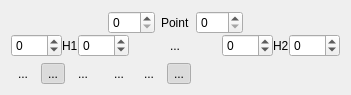
The window that src/widgets/bezierspline_ui.ui (KDE/kdenlive) describes before a commit, drawn with Qt 5.
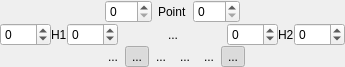
The same window after the commit.

Commit message: Bezier Spline: - add modes Saturation and Hue (were missing from XML GUI) - document - some small cleanups

Patch:
```diff
--- a/src/widgets/bezierspline_ui.ui
+++ b/src/widgets/bezierspline_ui.ui
@@ -6,15 +6,21 @@
    <rect>
     <x>0</x>
     <y>0</y>
-    <width>351</width>
-    <height>78</height>
+    <width>345</width>
+    <height>67</height>
    </rect>
   </property>
   <property name="windowTitle">
    <string>Form</string>
   </property>
   <layout class="QGridLayout" name="gridLayout">
-   <item row="1" column="0" colspan="8">
+   <property name="margin">
+    <number>0</number>
+   </property>
+   <property name="spacing">
+    <number>0</number>
+   </property>
+   <item row="1" column="0" colspan="9">
     <widget class="QWidget" name="widgetPoint" native="true">
      <layout class="QGridLayout" name="gridLayout_2">
       <property name="margin">
@@ -205,7 +211,7 @@
      </layout>
     </widget>
    </item>
-   <item row="2" column="1">
+   <item row="2" column="2">
     <widget class="QToolButton" name="buttonShowPixmap">
      <property name="toolTip">
       <string>Show background indicating changes caused by modifying the curve.</string>
@@ -224,17 +230,17 @@
      </property>
     </widget>
    </item>
-   <item row="2" column="4">
-    <widget class="QToolButton" name="buttonZoomIn">
-     <property name="text">
-      <string>...</string>
-     </property>
-     <property name="autoRaise">
-      <bool>true</bool>
-     </property>
-    </widget>
-   </item>
    <item row="2" column="5">
+    <widget class="QToolButton" name="buttonZoomIn">
+     <property name="text">
+      <string>...</string>
+     </property>
+     <property name="autoRaise">
+      <bool>true</bool>
+     </property>
+    </widget>
+   </item>
+   <item row="2" column="6">
     <widget class="QToolButton" name="buttonZoomOut">
      <property name="text">
       <string>...</string>
@@ -244,7 +250,7 @@
      </property>
     </widget>
    </item>
-   <item row="2" column="2">
+   <item row="2" column="3">
     <widget class="QToolButton" name="buttonGridChange">
      <property name="toolTip">
       <string>Increases the number of lines in the grid.&lt;br /&gt;After 8 lines it will begin from 0 again.</string>
@@ -257,7 +263,7 @@
      </property>
     </widget>
    </item>
-   <item row="2" column="7">
+   <item row="2" column="8">
     <spacer name="spacer">
      <property name="orientation">
       <enum>Qt::Horizontal</enum>
@@ -270,7 +276,7 @@
      </property>
     </spacer>
    </item>
-   <item row="2" column="0">
+   <item row="2" column="1">
     <widget class="QToolButton" name="buttonResetSpline">
      <property name="toolTip">
       <string>Reset the selected spline</string>
@@ -283,7 +289,7 @@
      </property>
     </widget>
    </item>
-   <item row="2" column="6">
+   <item row="2" column="7">
     <widget class="QToolButton" name="buttonShowAllHandles">
      <property name="toolTip">
       <string>Show handles for all points or only for the selected one</string>
@@ -302,6 +308,19 @@
      </property>
     </widget>
    </item>
+   <item row="2" column="0">
+    <spacer name="horizontalSpacer_5">
+     <property name="orientation">
+      <enum>Qt::Horizontal</enum>
+     </property>
+     <property name="sizeHint" stdset="0">
+      <size>
+       <width>40</width>
+       <height>20</height>
+      </size>
+     </property>
+    </spacer>
+   </item>
   </layout>
  </widget>
  <resources/>
```
The commit also changes 4 other files.
